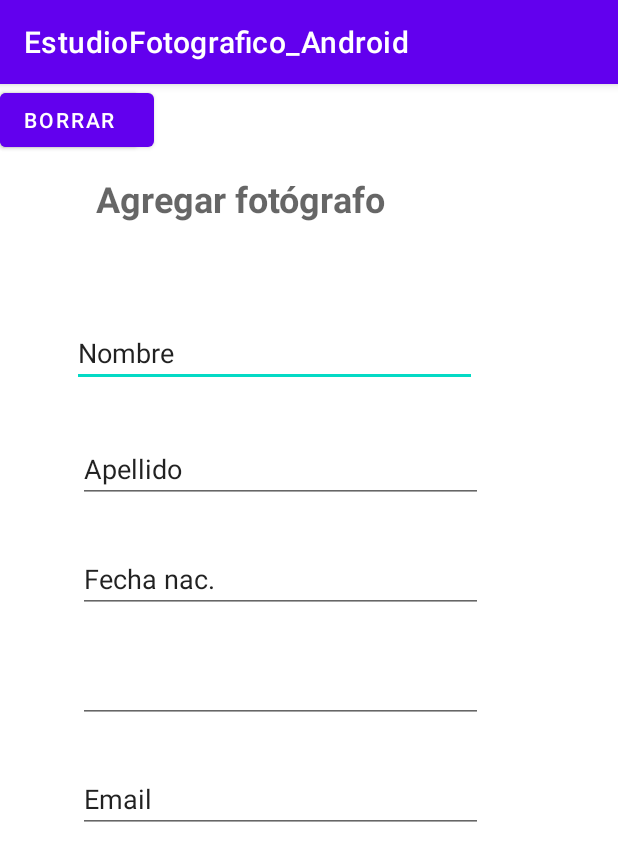
After one commit to RubyBerumen/Proyecto4_Android, an Android app: the ActivityAltas screen opened directly, with no data from a screen before it, on a phone screen of 412 x 824 dp. The commit adds this screen. Shown: the top 861 px of the screen. Run offline under Robolectric (Android 15) with nearby library versions, the phone set to English and light mode, and no system bars.

Commit message:
Se agregó la interfaz para menú y altas

```diff
--- /dev/null
+++ b/app/src/main/java/com/example/estudiofotografico_android/ActivityAltas.java
@@ -0,0 +1,14 @@
+package com.example.estudiofotografico_android;
+
+import androidx.appcompat.app.AppCompatActivity;
+
+import android.os.Bundle;
+
+public class ActivityAltas extends AppCompatActivity {
+
+    @Override
+    protected void onCreate(Bundle savedInstanceState) {
+        super.onCreate(savedInstanceState);
+        setContentView(R.layout.activity_altas);
+    }
+}
--- /dev/null
+++ b/app/src/main/res/layout/activity_altas.xml
@@ -0,0 +1,97 @@
+<?xml version="1.0" encoding="utf-8"?>
+<androidx.constraintlayout.widget.ConstraintLayout xmlns:android="http://schemas.android.com/apk/res/android"
+    xmlns:app="http://schemas.android.com/apk/res-auto"
+    xmlns:tools="http://schemas.android.com/tools"
+    android:layout_width="match_parent"
+    android:layout_height="match_parent"
+    tools:context=".ActivityAltas">
+
+    <TextView
+        android:id="@+id/txt_altas"
+        android:layout_width="wrap_content"
+        android:layout_height="wrap_content"
+        android:layout_marginStart="64dp"
+        android:layout_marginTop="60dp"
+        android:hint="@string/txt_altas"
+        android:textSize="24sp"
+        android:textStyle="bold"
+        app:layout_constraintStart_toStartOf="parent"
+        app:layout_constraintTop_toTopOf="parent" />
+
+    <EditText
+        android:id="@+id/caja_nombre_altas"
+        android:layout_width="270dp"
+        android:layout_height="45dp"
+        android:layout_marginStart="48dp"
+        android:layout_marginTop="64dp"
+        android:ems="10"
+        android:hint="@string/caja_nombre_altas"
+        android:inputType="textPersonName"
+        android:text="@string/caja_nombre_altas"
+        app:layout_constraintStart_toStartOf="parent"
+        app:layout_constraintTop_toBottomOf="@+id/txt_altas" />
+
+    <EditText
+        android:id="@+id/caja_apellido_altas"
+        android:layout_width="270dp"
+        android:layout_height="45dp"
+        android:layout_marginStart="52dp"
+        android:layout_marginTop="32dp"
+        android:ems="10"
+        android:inputType="textPersonName"
+        android:text="@string/caja_apellido_altas"
+        app:layout_constraintStart_toStartOf="parent"
+        app:layout_constraintTop_toBottomOf="@+id/caja_nombre_altas" />
+
+    <EditText
+        android:id="@+id/caja_fecha_altas"
+        android:layout_width="270dp"
+        android:layout_height="45dp"
+        android:layout_marginStart="52dp"
+        android:layout_marginTop="28dp"
+        android:ems="10"
+        android:inputType="date"
+        android:text="@string/caja_fecha_altas"
+        app:layout_constraintStart_toStartOf="parent"
+        app:layout_constraintTop_toBottomOf="@+id/caja_apellido_altas" />
+
+    <EditText
+        android:id="@+id/caja_telefono_altas"
+        android:layout_width="270dp"
+        android:layout_height="45dp"
+        android:layout_marginStart="52dp"
+        android:layout_marginTop="28dp"
+        android:ems="10"
+        android:inputType="phone"
+        app:layout_constraintStart_toStartOf="parent"
+        app:layout_constraintTop_toBottomOf="@+id/caja_fecha_altas" />
+
+    <EditText
+        android:id="@+id/caja_email_altas"
+        android:layout_width="270dp"
+        android:layout_height="45dp"
+        android:layout_marginStart="52dp"
+        android:layout_marginTop="28dp"
+        android:ems="10"
+        android:inputType="textEmailAddress"
+        android:text="@string/caja_email_altas"
+        app:layout_constraintStart_toStartOf="parent"
+        app:layout_constraintTop_toBottomOf="@+id/caja_telefono_altas" />
+
+    <Button
+        android:id="@+id/btn_agregar"
+        android:layout_width="wrap_content"
+        android:layout_height="wrap_content"
+        android:text="@string/btn_agregar"
+        tools:layout_editor_absoluteX="56dp"
+        tools:layout_editor_absoluteY="553dp" />
+
+    <Button
+        android:id="@+id/btn_borrar"
+        android:layout_width="wrap_content"
+        android:layout_height="wrap_content"
+        android:text="@string/btn_borrar"
+        tools:layout_editor_absoluteX="226dp"
+        tools:layout_editor_absoluteY="552dp" />
+
+</androidx.constraintlayout.widget.ConstraintLayout>
--- a/app/src/main/res/layout/activity_main.xml
+++ b/app/src/main/res/layout/activity_main.xml
@@ -36,6 +36,7 @@
         android:layout_marginStart="132dp"
         android:layout_marginTop="36dp"
         android:backgroundTint="#3164f4"
+        android:onClick="abrirConsultas"
         android:text="@string/btnAcceder"
         app:layout_constraintStart_toStartOf="parent"
         app:layout_constraintTop_toBottomOf="@+id/txt_contraseña" />
--- a/app/src/main/res/values/strings.xml
+++ b/app/src/main/res/values/strings.xml
@@ -5,4 +5,25 @@
     <string name="cajaContraseña">Contraseña</string>
     <string name="btnAcceder">Acceder</string>
 
+    <string name="textView_menu">Selecciona una opción</string>
+    <string name="btn_altas">Agregar</string>
+    <string name="btn_bajas">Eliminar</string>
+    <string name="btn_cambios">Modificar</string>
+    <string name="btn_consultas">Consultar</string>
+
+    <string name="txt_altas">Agregar fotógrafo</string>
+    <string name="caja_nombre_altas">Nombre</string>
+    <string name="caja_apellido_altas">Apellido</string>
+    <string name="caja_fecha_altas">Fecha nac.</string>
+    <string name="caja_telefono_altas">Nombre</string>
+    <string name="caja_email_altas">Email</string>
+    <string name="btn_agregar">Agregar</string>
+    <string name="btn_borrar">Borrar</string>
+
+    <string name="cajaEntrada">Ingresa para búscar</string>
+    <string name="textView_titulo">ABCC Fotógrafos</string>
+
+
+
+
 </resources>
```
Also changed, not shown: app/src/main/AndroidManifest.xml (+21 -0 lines), app/src/main/java/com/example/estudiofotografico_android/ActivityConsultas.java (added, +14 -0 lines), app/src/main/java/com/example/estudiofotografico_android/ActivityMenu.java (added, +36 -0 lines), app/src/main/java/com/example/estudiofotografico_android/MainActivity.java (+10 -0 lines), app/src/main/java/controlador/AnalizadorJSON.java (added, +99 -0 lines), app/src/main/res/layout/activity_consultas.xml (added, +7 -0 lines), app/src/main/res/layout/activity_menu.xml (added, +61 -0 lines).
